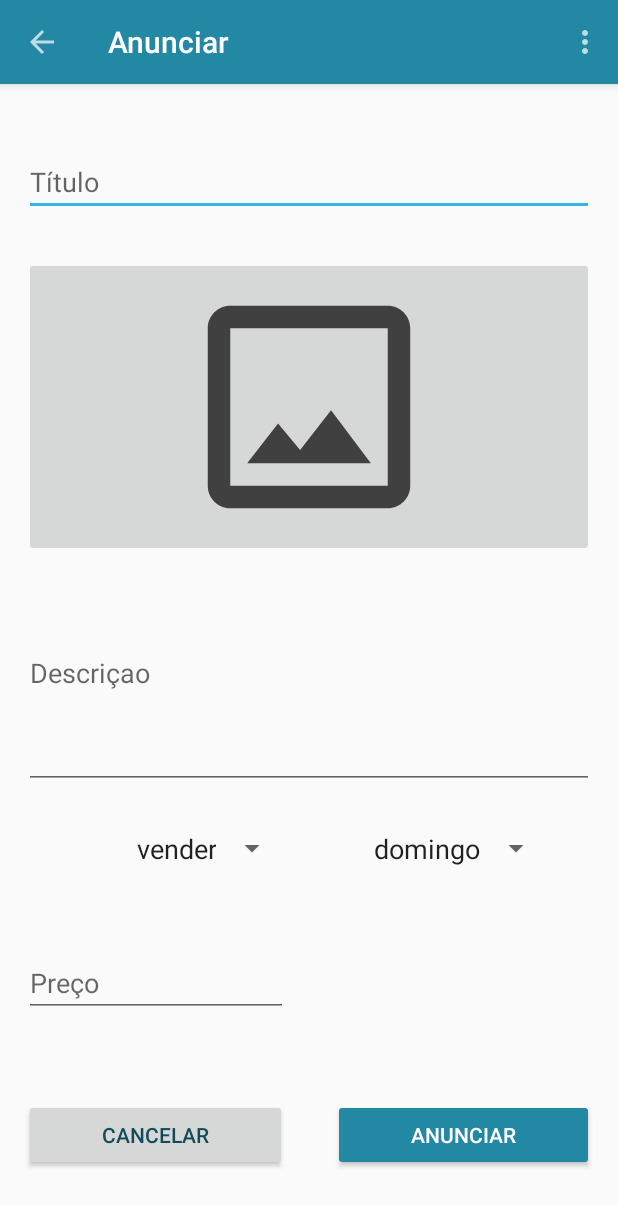
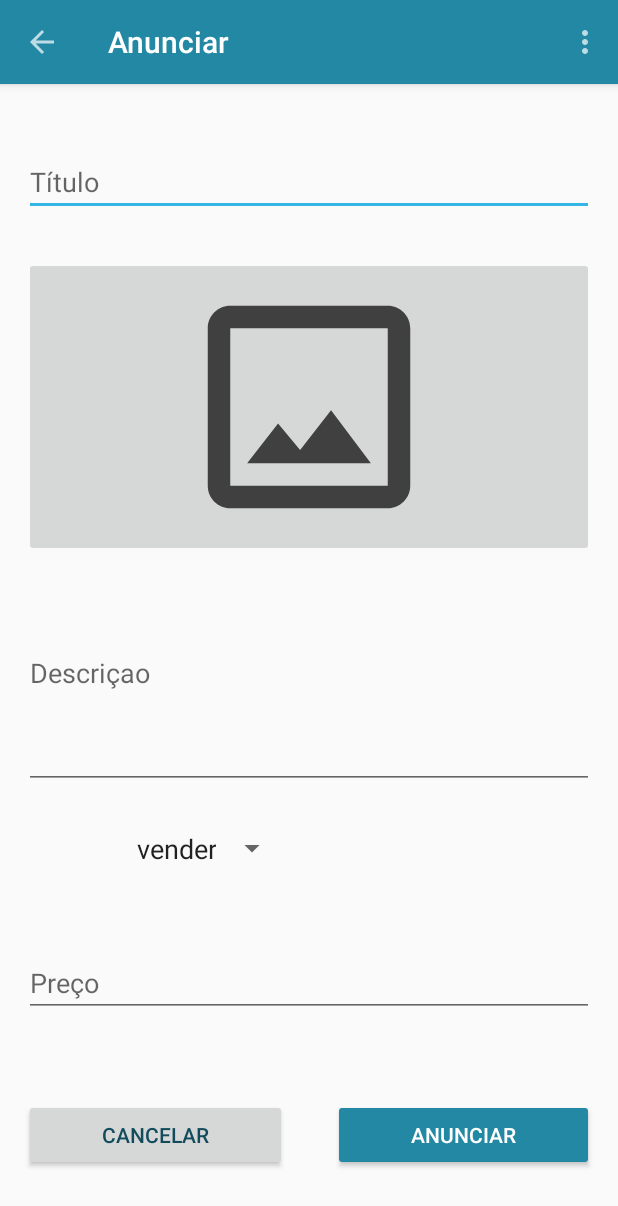
Before and after one commit to fguiraldelli/ihc-es-project, an Android app: the AdvertiseActivity screen opened directly, with no data from a screen before it, on a phone screen of 412 x 824 dp. Shown: the top 1206 px of the screen. Run offline under Robolectric (Android 15) with nearby library versions, the phone set to English and light mode, and no system bars.

Commit message:
Tipo de anuncio funcionando para Anunciar.

```diff
--- a/app/src/main/java/ihces/barganha/AdvertiseActivity.java
+++ b/app/src/main/java/ihces/barganha/AdvertiseActivity.java
@@ -19,6 +19,7 @@ import android.view.Menu;
 import android.view.MenuInflater;
 import android.view.MenuItem;
 import android.view.View;
+import android.widget.AdapterView;
 import android.widget.ArrayAdapter;
 import android.widget.EditText;
 import android.widget.ImageButton;
@@ -77,6 +78,30 @@ public class AdvertiseActivity extends AppCompatActivity {
         spEventAdapter.setDropDownViewResource(R.layout.spinner_dropdown_item);
         spEvent = (Spinner) findViewById(R.id.sp_event);
         spEvent.setAdapter(spEventAdapter);
+        spEvent.setOnItemSelectedListener(new AdapterView.OnItemSelectedListener() {
+            @Override
+            public void onItemSelected(AdapterView<?> parent, View view, int position, long id) {
+                if (position == 1){
+                    etPrice.setVisibility(View.GONE);
+                    etPrice.setText(" ");
+                    spWeekDay.setVisibility(view.INVISIBLE);
+                }
+                else if(position == 2){
+                    spWeekDay.setVisibility(view.VISIBLE);
+                    etPrice.setVisibility(View.VISIBLE);
+                }
+                else{
+                    etPrice.setVisibility(View.VISIBLE);
+                    spWeekDay.setVisibility(View.INVISIBLE);
+                }
+            }
+
+            @Override
+            public void onNothingSelected(AdapterView<?> parent) {
+                etPrice.setVisibility(View.VISIBLE);
+                spWeekDay.setVisibility(View.INVISIBLE);
+            }
+        });
         eventIds = getResources().getTextArray(R.array.event_ids);
 
         ArrayAdapter spWeekDayAdapter = ArrayAdapter.createFromResource(this,
@@ -111,7 +136,7 @@ public class AdvertiseActivity extends AppCompatActivity {
             public void onClick(final View v) {
                 if (etTitle.getText().length() == 0 ||
                         etDescription.getText().length() == 0 ||
-                        etPrice.getText().length() == 0 ||
+                        (spEvent.getSelectedItemPosition() != 1 && etPrice.getText().length() == 0) ||
                         currentPhotoUri == null) {
                     return;
                 }
--- a/app/src/main/res/layout/activity_advertise.xml
+++ b/app/src/main/res/layout/activity_advertise.xml
@@ -107,6 +107,7 @@
                     android:id="@+id/sp_event"
                     android:hint="@string/sp_event"/>
                 <Spinner
+                    android:visibility="invisible"
                     android:layout_width="176dp"
                     android:layout_height="wrap_content"
                     android:layout_gravity="center"
@@ -121,7 +122,7 @@
                 android:layout_weight="1">
 
                 <EditText
-                    android:layout_width="176dp"
+                    android:layout_width="match_parent"
                     android:layout_height="wrap_content"
                     android:maxLength="10"
                     android:inputType="numberDecimal"
--- a/app/src/main/res/values/arrays.xml
+++ b/app/src/main/res/values/arrays.xml
@@ -12,14 +12,14 @@
     </integer-array>
     <string-array name="event_names">
         <item>vender</item>
-        <item>doar</item>
-        <item>comercio local</item>
+        <item value="gone">doar</item>
+        <item value="show">comercio local</item>
         <item>evento</item>
     </string-array>
     <string-array name="event_ids"> <!-- Always follow position from string-array "college_names" -->
         <item>c</item> <!-- vender -->
-        <item>d</item> <!-- doar -->
-        <item>l</item> <!-- comercio local -->
+        <item value="gone">d</item> <!-- doar -->
+        <item value="show">l</item> <!-- comercio local -->
         <item>e</item> <!-- evento -->
     </string-array>
     <string-array name="weekday_names">
--- a/app/src/main/res/values/strings.xml
+++ b/app/src/main/res/values/strings.xml
@@ -60,4 +60,5 @@
     <string name="tv_message_hint">Escreva aqui sua mensagem...</string>
     <string name="bt_send_label">Enviar</string>
     <string name="tv_messges_header_label">Negociação do anúncio:</string>
+    <string name="space">" "</string>
 </resources>
```
Also changed, not shown: app/src/main/java/ihces/barganha/models/Ad.java (+9 -0 lines).
